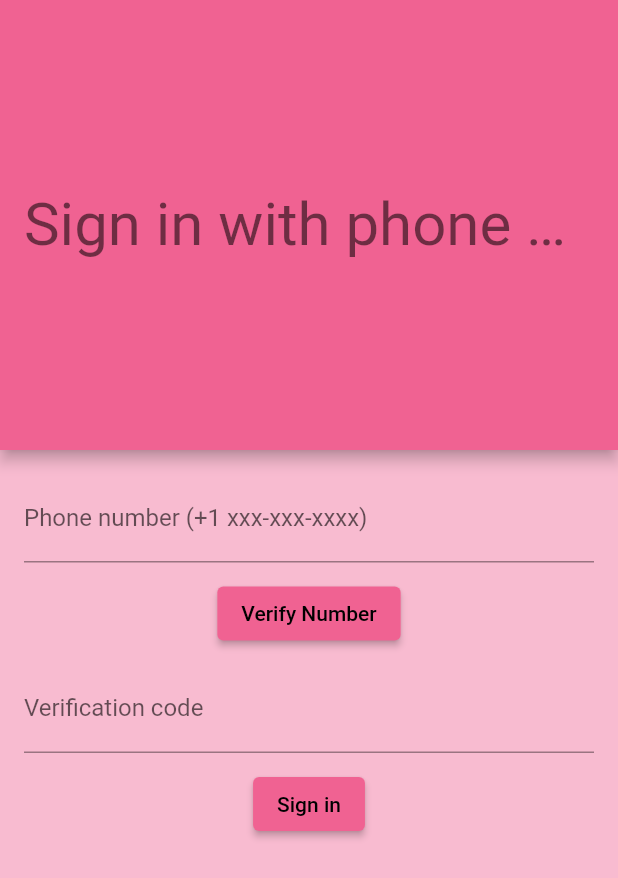
After one commit to ajiakim/midterm-app, a Flutter app: the PhonePage screen opened directly, on a phone screen of 412 x 824 dp. The commit adds this screen. Shown: the top 878 px of the screen. Run offline on Flutter 3.47's test engine with Material 2 defaults, Android fonts, the phone set to English and light mode, and no system bars; our stand-ins replace cloud_firestore, firebase_auth, firebase_core, firebase_storage, google_sign_in, image_picker and 1 more; missing offline and left inert: flutter_facebook_auth; accounts and stored records are empty; network calls fail.

Commit message:
Added anonymous sign in and set the ground work for sms sign in

```diff
--- /dev/null
+++ b/lib/views/phone_login.dart
@@ -0,0 +1,95 @@
+import 'package:flutter/cupertino.dart';
+import 'package:flutter/material.dart';
+import 'package:sms_autofill/sms_autofill.dart';
+
+import '../authentication.dart';
+
+class PhonePage extends StatefulWidget {
+  const PhonePage({Key? key}) : super(key: key);
+
+  @override
+  _SignInPhoneState createState() => _SignInPhoneState();
+}
+class _SignInPhoneState extends State<PhonePage> {
+
+  //final _formKey = GlobalKey<FormState>();
+  final SmsAutoFill _autoFill = SmsAutoFill();
+  late TextEditingController
+  _phoneController,
+      _smsController;
+
+  @override
+  void initState(){
+    super.initState();
+    _phoneController = TextEditingController();
+    _smsController = TextEditingController();
+  }
+  void dipose(){
+    _phoneController.dispose();
+    _smsController.dispose();
+    super.dispose();
+  }
+
+  String _phone = '';
+  String _sms = '';
+  @override
+  Widget build(BuildContext context){
+    return Scaffold(
+      appBar: AppBar(
+        toolbarHeight: 300.0,
+        automaticallyImplyLeading: false,
+        backgroundColor: Colors.pink[300],
+        title: Text("Sign in with phone number"),
+        titleTextStyle: const TextStyle(color: Colors.black54, fontSize: 40),
+      ),
+      backgroundColor: Colors.pink[100],
+      body: Padding(padding: const EdgeInsets.all(6),
+        child: Padding(
+            padding: const EdgeInsets.all(10),
+            child: Column(
+              crossAxisAlignment: CrossAxisAlignment.start,
+              children: <Widget>[
+                TextFormField(
+                  controller: _phoneController,
+                  decoration: const InputDecoration(labelText: 'Phone number (+1 xxx-xxx-xxxx)'),
+                ),
+
+                Container(
+                  padding: const EdgeInsets.symmetric(vertical: 10.0),
+                  alignment: Alignment.center,
+                  child: ElevatedButton(
+                    child: const Text("Verify Number"),
+                    onPressed: () async {
+                      Authentication().verifyPhone(_phoneController.text, context);
+                    },
+                    style: ElevatedButton.styleFrom(
+                      primary: Colors.pink[300],
+                      onPrimary: Colors.black
+                    ),
+                  ),
+                ),
+                TextFormField(
+                  controller: _smsController,
+                  decoration: const InputDecoration(labelText: 'Verification code'),
+                ),
+                Container(
+                  padding: const EdgeInsets.only(top: 10.0),
+                  alignment: Alignment.center,
+                  child: ElevatedButton(
+                      onPressed: () async {
+                        Authentication().signInWithPhone(_smsController.text, context);
+                      },
+                      child: const Text("Sign in"),
+                      style: ElevatedButton.styleFrom(
+                        primary: Colors.pink[300],
+                        onPrimary: Colors.black
+                    ),
+                  ),
+                ),
+              ],
+            )
+        ),
+      ),
+    );
+  }
+}
```
Also changed, not shown: lib/authentication.dart (added, +229 -0 lines), lib/views/home_page.dart (+5 -6 lines), lib/views/login_page.dart (+37 -5 lines), lib/views/register_page.dart (+87 -1 lines), pubspec.yaml (+8 -1 lines), pubspec.lock, 1 other file.
